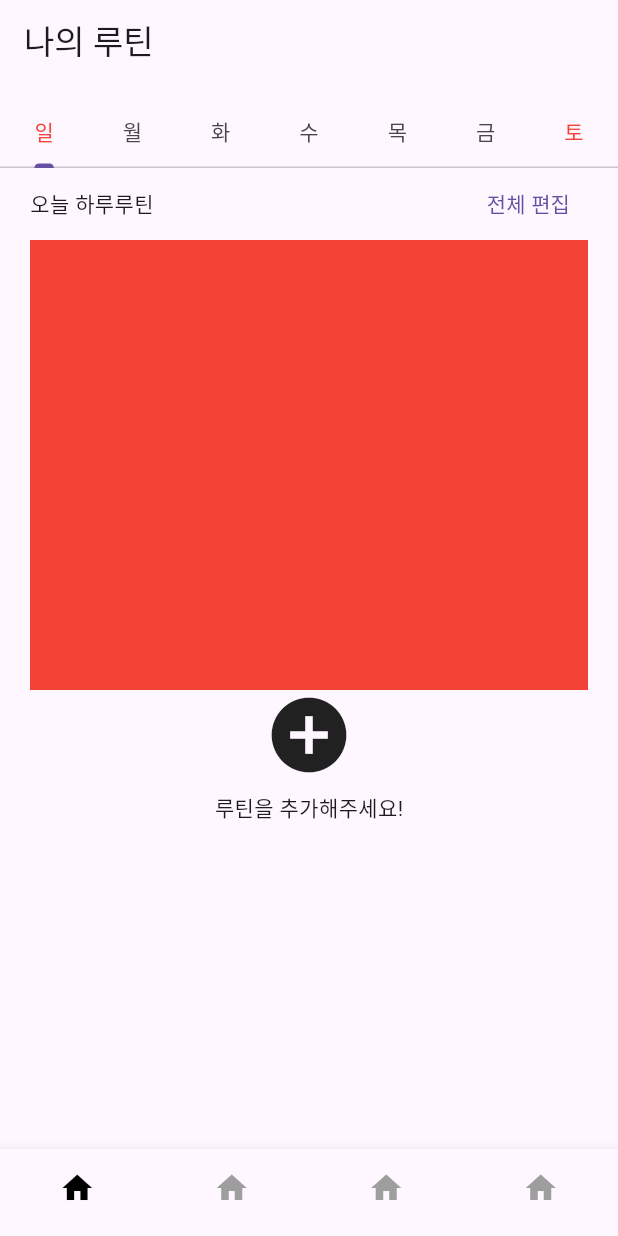
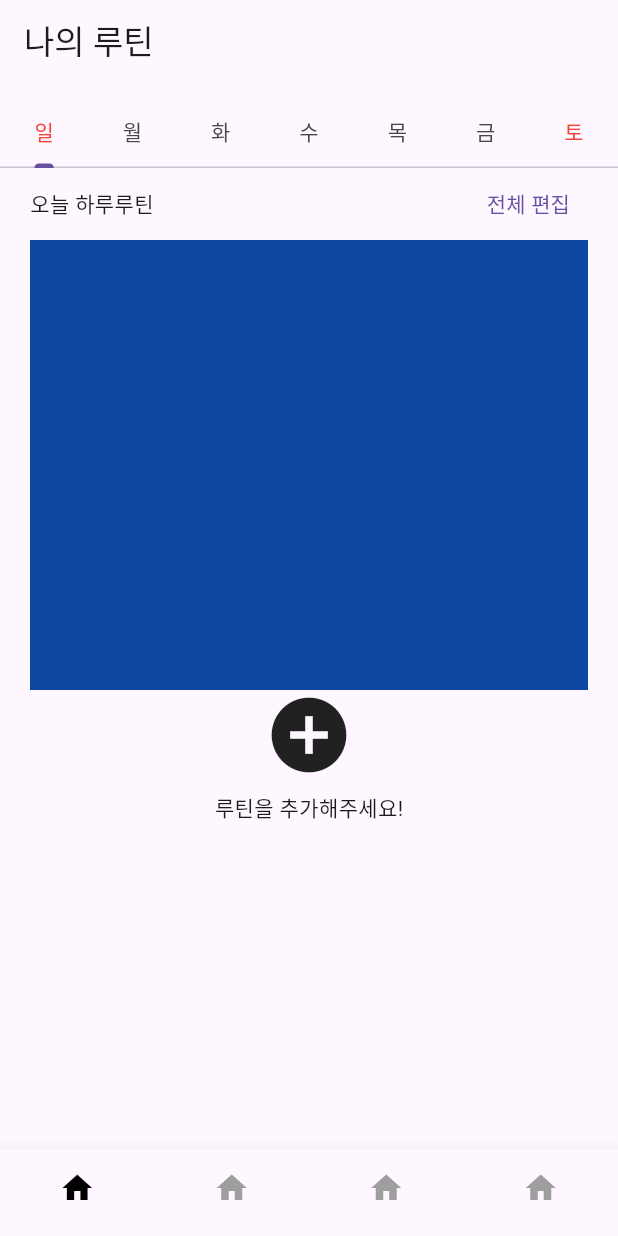
Before and after one commit to formart12/hatin-project, a Flutter app: the screen it shows after launch, on a phone screen of 412 x 824 dp. Run offline on Flutter 3.47's test engine with Material 3 defaults, Android fonts, the phone set to English and light mode, and no system bars.

Commit message:
루틴 UI 생성

```diff
--- a/lib/src/ui/app/app.dart
+++ b/lib/src/ui/app/app.dart
@@ -1,6 +1,6 @@
 import 'package:flutter/material.dart';
 import 'package:hatin/src/ui/app/app_view_model.dart';
-import 'package:hatin/src/home/home_view.dart';
+import 'package:hatin/src/ui/home/home_view.dart';
 import 'package:provider/provider.dart';
 
 class App extends StatelessWidget {
@@ -18,7 +18,7 @@ class App extends StatelessWidget {
         builder: (context, provider, child) => IndexedStack(
           index: provider.pageIndex,
           children: [
-            const HomeView(),
+            const HomeView(), // 홈 UI
             Container(
               color: Colors.yellow,
             ),
--- a/lib/src/home/home_view.dart
+++ b/lib/src/ui/home/home_view.dart
@@ -1,11 +1,5 @@
 import 'package:flutter/material.dart';
-import 'package:hatin/src/ui/friday_ui.dart';
-import 'package:hatin/src/ui/monday_ui.dart';
-import 'package:hatin/src/ui/saturday_ui.dart';
-import 'package:hatin/src/ui/sunday_ui.dart';
-import 'package:hatin/src/ui/thursday_ui.dart';
-import 'package:hatin/src/ui/tuesday_ui.dart';
-import 'package:hatin/src/ui/wednesday_ui.dart';
+import 'package:hatin/src/ui/routine/routine_view.dart';
 
 class HomeView extends StatefulWidget {
   const HomeView({super.key});
@@ -17,6 +11,7 @@ class HomeView extends StatefulWidget {
 class _TabBarScreenState extends State<HomeView>
     with SingleTickerProviderStateMixin {
   final _tabs = <Tab>[
+    // 요일 선택
     const Tab(
       child: Text(
         "일",
@@ -38,6 +33,7 @@ class _TabBarScreenState extends State<HomeView>
 
   @override
   void initState() {
+    // 탭바를 사용하려면 initState 가 필요함.
     super.initState();
     _tabController = TabController(
       length: _tabs.length,
@@ -63,13 +59,14 @@ class _TabBarScreenState extends State<HomeView>
       body: TabBarView(
         controller: _tabController,
         children: const [
-          SunDayUi(),
-          MonDayUi(),
-          TuesDayUi(),
-          WednesDay(),
-          ThursDay(),
-          FriDayUi(),
-          SaturDay(),
+          // 루틴 UI 부분
+          RoutineView(),
+          RoutineView(),
+          RoutineView(),
+          RoutineView(),
+          RoutineView(),
+          RoutineView(),
+          RoutineView(),
         ],
       ),
     );
--- a/lib/src/ui/wednesday_ui.dart
+++ b/lib/src/ui/routine/routine_view.dart
@@ -1,13 +1,8 @@
 import 'package:flutter/material.dart';
 
-class WednesDay extends StatefulWidget {
-  const WednesDay({super.key});
+class RoutineView extends StatelessWidget {
+  const RoutineView({super.key});
 
-  @override
-  State<WednesDay> createState() => _WednesDayState();
-}
-
-class _WednesDayState extends State<WednesDay> {
   @override
   Widget build(BuildContext context) {
     return SingleChildScrollView(
@@ -29,10 +24,12 @@ class _WednesDayState extends State<WednesDay> {
   }
 
   Widget _todaylist() {
+    // 오늘 할 일
     return const Text("오늘 하루루틴");
   }
 
   Widget _listedit() {
+    // 전체 편집 부분
     return TextButton(
       onPressed: () {},
       child: const Text("전체 편집"),
@@ -40,18 +37,20 @@ class _WednesDayState extends State<WednesDay> {
   }
 
   Widget _plusroutin() {
+    // 루틴이 보이고 옆에 아이콘을 누르면 루틴 추가 가능.
     return Column(
       children: [
         Container(
           width: double.infinity,
           height: 300,
-          color: Colors.green,
+          color: Colors.blue[900],
         )
       ],
     );
   }
 
   Widget _checkroutine() {
+    // 빈 화면을 채울 위젯
     return const Column(
       mainAxisAlignment: MainAxisAlignment.center,
       children: [
--- a/lib/src/ui/sunday_ui.dart
+++ /dev/null
@@ -1,69 +0,0 @@
-import 'package:flutter/material.dart';
-
-class SunDayUi extends StatefulWidget {
-  const SunDayUi({super.key});
-
-  @override
-  State<SunDayUi> createState() => _SunDayUiState();
-}
-
-class _SunDayUiState extends State<SunDayUi> {
-  @override
-  Widget build(BuildContext context) {
-    return SingleChildScrollView(
-      child: Padding(
-        padding: const EdgeInsets.symmetric(horizontal: 20),
-        child: Column(children: [
-          Row(
-            mainAxisAlignment: MainAxisAlignment.spaceBetween,
-            children: [
-              _todaylist(),
-              _listedit(),
-            ],
-          ),
-          _plusroutin(),
-          _checkroutine(),
-        ]),
-      ),
-    );
-  }
-
-  Widget _todaylist() {
-    return const Text("오늘 하루루틴");
-  }
-
-  Widget _listedit() {
-    return TextButton(
-      onPressed: () {},
-      child: const Text("전체 편집"),
-    );
-  }
-
-  Widget _plusroutin() {
-    return Column(
-      children: [
-        Container(
-          width: double.infinity,
-          height: 300,
-          color: Colors.red,
-        )
-      ],
-    );
-  }
-
-  Widget _checkroutine() {
-    return const Column(
-      mainAxisAlignment: MainAxisAlignment.center,
-      children: [
-        Icon(
-          Icons.add_circle,
-          size: 60,
-        ),
-        Padding(
-          padding: EdgeInsets.all(8.0),
-          child: Text("루틴을 추가해주세요!"),
-        )
-      ],
-    );
-  }
-}
```
Also changed, not shown: lib/src/ui/friday_ui.dart (deleted, +0 -64 lines), lib/src/ui/monday_ui.dart (deleted, +0 -69 lines), lib/src/ui/saturday_ui.dart (deleted, +0 -64 lines), lib/src/ui/thursday_ui.dart (deleted, +0 -69 lines), lib/src/ui/tuesday_ui.dart (deleted, +0 -69 lines).
